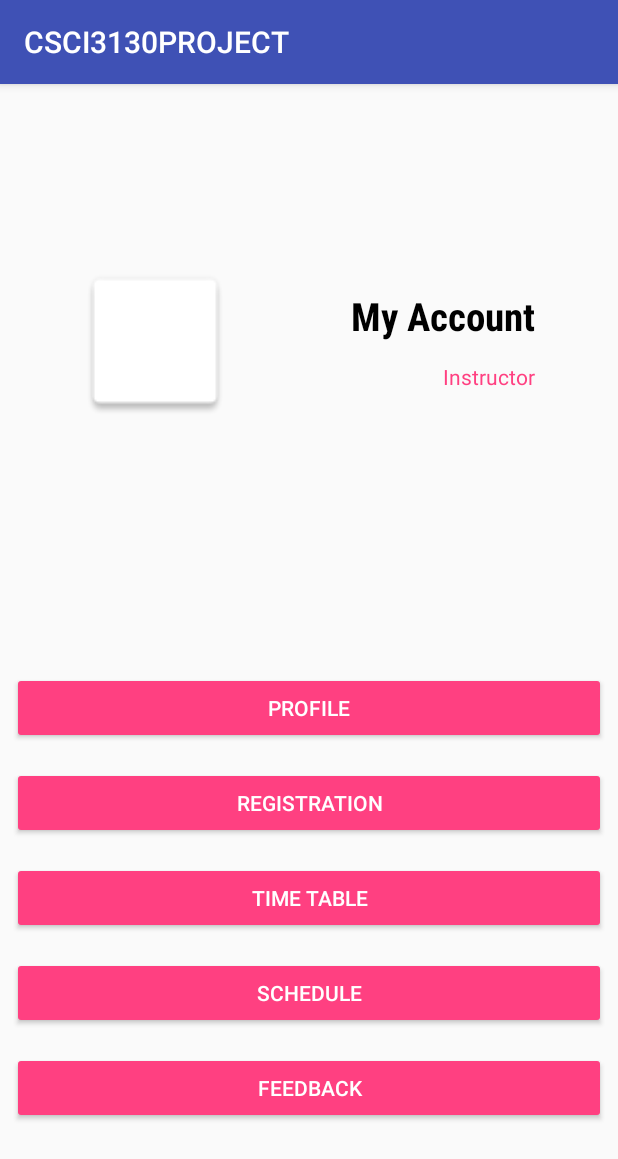
After one commit to waffle-iron/CSCI3130PROJECT, an Android app: the AccountActivity screen opened directly, with no data from a screen before it, on a phone screen of 412 x 824 dp. The commit adds this screen. Shown: the top 1159 px of the screen. Run offline under Robolectric (Android 15) with nearby library versions, the phone set to English and light mode, and no system bars.

Commit message:
Add account page with activity and connect it to courseadd page

```diff
--- a/app/build.gradle
+++ b/app/build.gradle
@@ -25,6 +25,7 @@ dependencies {
     implementation 'com.google.firebase:firebase-auth:11.0.4'
     implementation 'com.android.support:design:26.1.0'
     implementation 'com.google.firebase:firebase-database:11.0.4'
+    implementation 'com.google.firebase:firebase-core:11.0.4'
     testImplementation 'junit:junit:4.12'
     androidTestImplementation 'com.android.support.test:runner:1.0.1'
     androidTestImplementation 'com.android.support.test.espresso:espresso-core:3.0.1'
@@ -33,4 +34,5 @@ dependencies {
 
 
 
+
 apply plugin: 'com.google.gms.google-services'
--- a/app/src/main/AndroidManifest.xml
+++ b/app/src/main/AndroidManifest.xml
@@ -21,6 +21,9 @@
             android:label="@string/title_activity_login_page"
             android:theme="@style/AppTheme.NoActionBar">
         </activity>
+        <activity android:name=".AccountActivity">
+
+        </activity>
 
     </application>
 
--- /dev/null
+++ b/app/src/main/java/com/example/yiweizhang/csci3130project/AccountActivity.java
@@ -0,0 +1,31 @@
+package com.example.yiweizhang.csci3130project;
+
+import android.app.Application;
+import android.content.Intent;
+import android.os.Bundle;
+import android.support.v7.app.AppCompatActivity;
+import android.view.View;
+import android.widget.Button;
+
+/**
+ * Created by denghaohai on 25/02/2018.
+ */
+
+public class AccountActivity extends AppCompatActivity {
+    private Button register;
+
+    @Override
+    protected void onCreate(Bundle savedInstanceState) {
+        super.onCreate(savedInstanceState);
+        setContentView(R.layout.account_page);
+
+        register = (Button)findViewById(R.id.register);
+        register.setOnClickListener(new View.OnClickListener() {
+            @Override
+            public void onClick(View view) {
+                Intent intent = new Intent(AccountActivity.this, CourseAddActivity.class);
+                startActivity(intent);
+            }
+        });
+    }
+}
--- a/app/src/main/java/com/example/yiweizhang/csci3130project/CourseAddActivity.java
+++ b/app/src/main/java/com/example/yiweizhang/csci3130project/CourseAddActivity.java
@@ -27,7 +27,7 @@ public class CourseAddActivity extends AppCompatActivity {
     @Override
     protected void onCreate(Bundle savedInstanceState) {
         super.onCreate(savedInstanceState);
-        setContentView(R.layout.courseadd);
+        setContentView(R.layout.course_add);
 
         database = FirebaseDatabase.getInstance();
         Instructor = database.getReference("Course");
--- a/app/src/main/java/com/example/yiweizhang/csci3130project/LoginActivity.java
+++ b/app/src/main/java/com/example/yiweizhang/csci3130project/LoginActivity.java
@@ -1,5 +1,6 @@
 package com.example.yiweizhang.csci3130project;
 
+import android.content.Intent;
 import android.support.annotation.NonNull;
 import android.support.v7.app.AppCompatActivity;
 import android.os.Bundle;
@@ -60,7 +61,9 @@ public class LoginActivity extends AppCompatActivity {
 
 
                             Toast.makeText(LoginActivity.this, "sign in success.",
-                                    Toast.LENGTH_SHORT).show();
+                            Toast.LENGTH_SHORT).show();
+                            Intent intent = new Intent(LoginActivity.this, AccountActivity.class);
+                            startActivity(intent);
 
                         } else {
 
--- /dev/null
+++ b/app/src/main/res/layout/account_page.xml
@@ -0,0 +1,109 @@
+<?xml version="1.0" encoding="utf-8"?>
+<android.support.constraint.ConstraintLayout xmlns:android="http://schemas.android.com/apk/res/android"
+    xmlns:app="http://schemas.android.com/apk/res-auto"
+    xmlns:tools="http://schemas.android.com/tools"
+    android:layout_width="match_parent"
+    android:layout_height="match_parent"
+    tools:context=".AccountActivity">
+
+    <LinearLayout
+        android:id="@+id/linearLayout"
+        android:layout_width="0dp"
+        android:layout_height="wrap_content"
+        android:layout_marginEnd="8dp"
+        android:layout_marginStart="8dp"
+        android:orientation="vertical"
+        app:layout_constraintBottom_toBottomOf="parent"
+        app:layout_constraintEnd_toEndOf="parent"
+        app:layout_constraintHorizontal_bias="0.0"
+        app:layout_constraintStart_toStartOf="parent"
+        app:layout_constraintTop_toTopOf="@id/relativeLayout2"
+        app:layout_constraintVertical_bias="0.805">
+
+        <Button
+            android:id="@+id/button2"
+            style="@style/Widget.AppCompat.Button.Colored"
+            android:layout_width="match_parent"
+            android:layout_height="wrap_content"
+            android:layout_marginBottom="15dp"
+            android:layout_marginTop="25dp"
+            android:text="Profile" />
+
+        <Button
+            android:id="@+id/register"
+            style="@style/Widget.AppCompat.Button.Colored"
+            android:layout_width="match_parent"
+            android:layout_height="wrap_content"
+            android:layout_marginBottom="15dp"
+            android:text="Registration" />
+
+        <Button
+            android:id="@+id/button4"
+            style="@style/Widget.AppCompat.Button.Colored"
+            android:layout_width="match_parent"
+            android:layout_height="wrap_content"
+            android:layout_marginBottom="15dp"
+            android:text="Time Table" />
+
+        <Button
+            android:id="@+id/button5"
+            style="@style/Widget.AppCompat.Button.Colored"
+            android:layout_width="match_parent"
+            android:layout_height="wrap_content"
+            android:layout_marginBottom="15dp"
+            android:text="Schedule" />
+
+        <Button
+            android:id="@+id/button6"
+            style="@style/Widget.AppCompat.Button.Colored"
+            android:layout_width="match_parent"
+            android:layout_height="wrap_content"
+            android:layout_marginBottom="15dp"
+            android:text="Feedback" />
+    </LinearLayout>
+
+    <RelativeLayout
+        android:id="@+id/relativeLayout2"
+        android:layout_width="0dp"
+        android:layout_height="wrap_content"
+        android:layout_marginBottom="23dp"
+        app:layout_constraintBottom_toTopOf="@+id/linearLayout"
+        app:layout_constraintEnd_toEndOf="parent"
+        app:layout_constraintHorizontal_bias="0.0"
+        app:layout_constraintStart_toStartOf="parent"
+        app:layout_constraintTop_toTopOf="parent">
+
+        <TextView
+            android:id="@+id/Account"
+            android:layout_width="wrap_content"
+            android:layout_height="wrap_content"
+            android:layout_alignParentEnd="true"
+            android:layout_alignParentTop="true"
+            android:layout_marginEnd="55dp"
+            android:layout_marginTop="15dp"
+            android:fontFamily="sans-serif-condensed"
+            android:text="My Account"
+            android:textColor="@android:color/black"
+            android:textSize="26sp"
+            android:textStyle="bold" />
+
+        <ImageView
+            android:id="@+id/Avatar"
+            android:layout_width="100dp"
+            android:layout_height="100dp"
+            android:layout_alignParentStart="true"
+            android:layout_centerVertical="true"
+            android:layout_marginStart="53dp"
+            app:srcCompat="@drawable/common_google_signin_btn_icon_light_normal_background" />
+
+        <TextView
+            android:id="@+id/Indentification"
+            android:layout_width="wrap_content"
+            android:layout_height="wrap_content"
+            android:layout_alignEnd="@+id/Account"
+            android:layout_below="@+id/Account"
+            android:layout_marginTop="13dp"
+            android:text="Instructor"
+            android:textColor="@color/colorAccent" />
+    </RelativeLayout>
+</android.support.constraint.ConstraintLayout>
--- a/app/src/main/res/values/colors.xml
+++ b/app/src/main/res/values/colors.xml
@@ -2,5 +2,5 @@
 <resources>
     <color name="colorPrimary">#3F51B5</color>
     <color name="colorPrimaryDark">#303F9F</color>
-    <color name="colorAccent">#FF4081</color>
+    <color name="colorAccent">#ff4081</color>
 </resources>
```
Also changed, not shown: app/src/main/res/layout/course_add.xml (renamed from app/src/main/res/layout/courseadd.xml).
